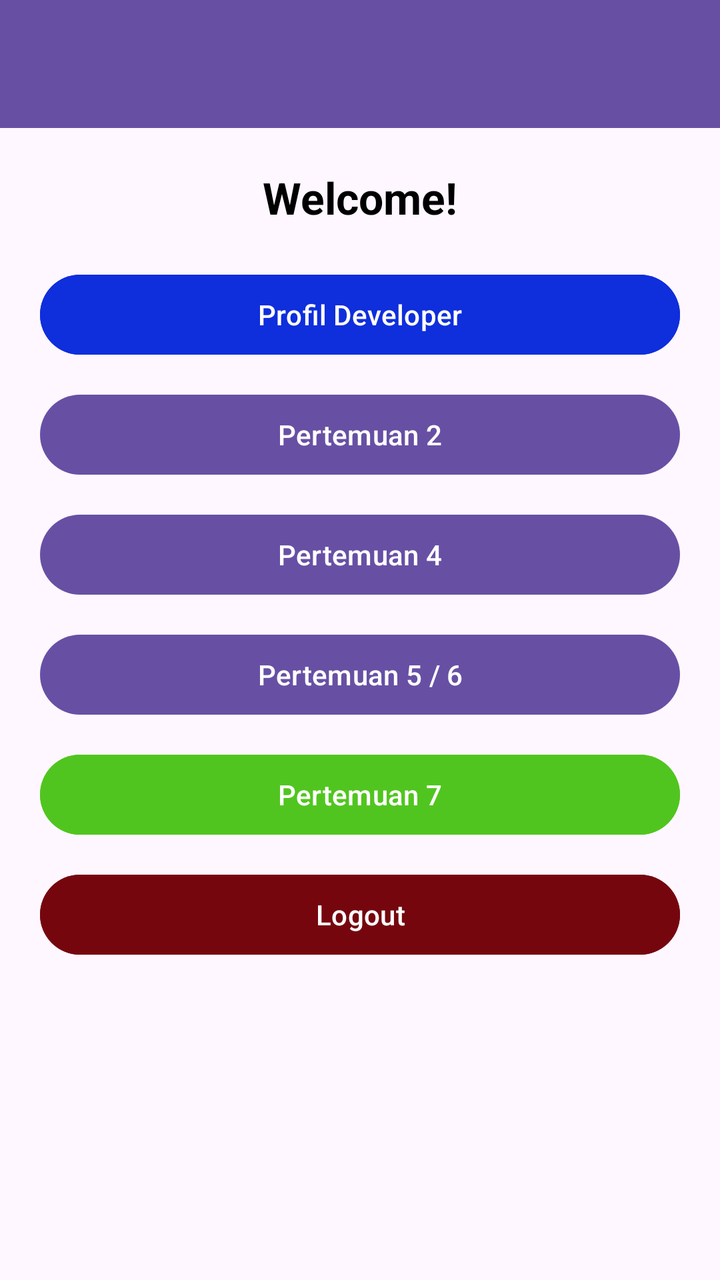
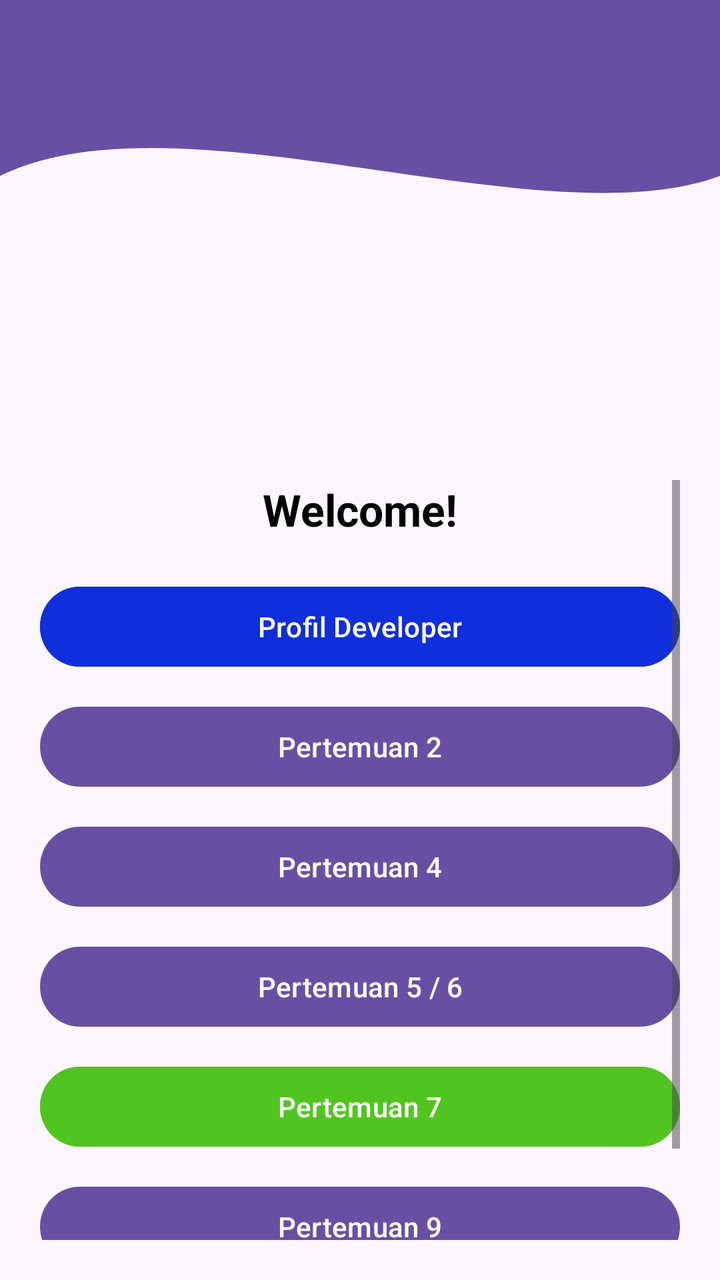

Screens rendered from an Android XML layout before and after an edit, with the pre-edit source and the edit as a unified diff.
<!-- AndroidManifest.xml: application theme Theme.Pertemuan3 -->
<!-- res/layout/fragment_home.xml -->
<?xml version="1.0" encoding="utf-8"?>
<androidx.constraintlayout.widget.ConstraintLayout xmlns:android="http://schemas.android.com/apk/res/android"
    xmlns:app="http://schemas.android.com/apk/res-auto"
    xmlns:tools="http://schemas.android.com/tools"
    android:layout_width="match_parent"
    android:layout_height="match_parent"
    tools:context=".Home.HomeFragment">

    
    <androidx.appcompat.widget.Toolbar
        android:id="@+id/toolbar"
        android:layout_width="match_parent"
        android:layout_height="?attr/actionBarSize"
        android:background="?attr/colorPrimary"
        app:layout_constraintEnd_toEndOf="parent"
        app:layout_constraintStart_toStartOf="parent"
        app:layout_constraintTop_toTopOf="parent"
        app:titleTextColor="@android:color/white" />

    <ScrollView
        android:layout_width="match_parent"
        android:layout_height="0dp"
        android:padding="20dp"
        app:layout_constraintTop_toBottomOf="@+id/toolbar"
        app:layout_constraintBottom_toBottomOf="parent">

        <LinearLayout
            android:layout_width="match_parent"
            android:layout_height="wrap_content"
            android:orientation="vertical"
            android:gravity="center_horizontal">

            <TextView
                android:id="@+id/tvWelcomeUser"
                android:layout_width="wrap_content"
                android:layout_height="wrap_content"
                android:text="Welcome!"
                android:textSize="22sp"
                android:textStyle="bold"
                android:textColor="@color/black"
                android:layout_marginBottom="20dp" />

            <Button
                android:id="@+id/btnToProfile"
                android:layout_width="match_parent"
                android:layout_height="wrap_content"
                android:layout_marginBottom="12dp"
                android:text="Profil Developer"
                android:backgroundTint="@color/biru" />

            <Button
                android:id="@+id/btnToSecond"
                android:layout_width="match_parent"
                android:layout_height="wrap_content"
                android:layout_marginBottom="12dp"
                android:text="Pertemuan 2" />

            <Button
                android:id="@+id/btnToFourth"
                android:layout_width="match_parent"
                android:layout_height="wrap_content"
                android:layout_marginBottom="12dp"
                android:text="Pertemuan 4" />

            <Button
                android:id="@+id/btnToFifth"
                android:layout_width="match_parent"
                android:layout_height="wrap_content"
                android:layout_marginBottom="12dp"
                android:text="Pertemuan 5 / 6" />

            <Button
                android:id="@+id/btnToSeven"
                android:layout_width="match_parent"
                android:layout_height="wrap_content"
                android:layout_marginBottom="12dp"
                android:text="Pertemuan 7"
                android:backgroundTint="@color/hijau" />

            <Button
                android:id="@+id/btnLogout"
                android:layout_width="match_parent"
                android:layout_height="wrap_content"
                android:text="Logout"
                android:backgroundTint="@color/merah_tua" />

        </LinearLayout>
    </ScrollView>

</androidx.constraintlayout.widget.ConstraintLayout>
<!-- resources referenced by this layout -->
<resources>
  <color name="biru">#0F2EDC</color>
  <color name="black">#FF000000</color>
  <color name="hijau">#51C51F</color>
  <color name="merah_tua">#76060E</color>
  <style name="Theme.Pertemuan3" parent="Base.Theme.Pertemuan3" />
  <style name="Base.Theme.Pertemuan3" parent="Theme.Material3.DayNight.NoActionBar">
          
          
      </style>
</resources>

<!-- the commit's change to res/layout/fragment_home.xml (unified diff, before → after) -->
@@ -7,22 +7,36 @@
     tools:context=".Home.HomeFragment">
 
     
+    <ImageView
+        android:id="@+id/background_header"
+        android:layout_width="0dp"
+        android:layout_height="220dp"
+        android:contentDescription="@null"
+        android:scaleType="fitXY"
+        android:src="@drawable/bg_header_wave"
+        app:layout_constraintStart_toStartOf="parent"
+        app:layout_constraintEnd_toEndOf="parent"
+        app:layout_constraintTop_toTopOf="parent" />
+
+    
     <androidx.appcompat.widget.Toolbar
         android:id="@+id/toolbar"
-        android:layout_width="match_parent"
+        android:layout_width="0dp"
         android:layout_height="?attr/actionBarSize"
-        android:background="?attr/colorPrimary"
-        app:layout_constraintEnd_toEndOf="parent"
+        android:background="@android:color/transparent"
+        app:titleTextColor="@android:color/white"
+        app:layout_constraintTop_toTopOf="parent"
         app:layout_constraintStart_toStartOf="parent"
-        app:layout_constraintTop_toTopOf="parent"
-        app:titleTextColor="@android:color/white" />
+        app:layout_constraintEnd_toEndOf="parent" />
 
     <ScrollView
-        android:layout_width="match_parent"
+        android:layout_width="0dp"
         android:layout_height="0dp"
         android:padding="20dp"
-        app:layout_constraintTop_toBottomOf="@+id/toolbar"
-        app:layout_constraintBottom_toBottomOf="parent">
+        app:layout_constraintTop_toBottomOf="@id/background_header"
+        app:layout_constraintBottom_toBottomOf="parent"
+        app:layout_constraintStart_toStartOf="parent"
+        app:layout_constraintEnd_toEndOf="parent">
 
         <LinearLayout
             android:layout_width="match_parent"
@@ -34,19 +48,19 @@
                 android:id="@+id/tvWelcomeUser"
                 android:layout_width="wrap_content"
                 android:layout_height="wrap_content"
+                android:layout_marginBottom="20dp"
                 android:text="Welcome!"
+                android:textColor="@color/black"
                 android:textSize="22sp"
-                android:textStyle="bold"
-                android:textColor="@color/black"
-                android:layout_marginBottom="20dp" />
+                android:textStyle="bold" />
 
             <Button
                 android:id="@+id/btnToProfile"
                 android:layout_width="match_parent"
                 android:layout_height="wrap_content"
                 android:layout_marginBottom="12dp"
-                android:text="Profil Developer"
-                android:backgroundTint="@color/biru" />
+                android:backgroundTint="@color/biru"
+                android:text="Profil Developer" />
 
             <Button
                 android:id="@+id/btnToSecond"
@@ -74,15 +88,22 @@
                 android:layout_width="match_parent"
                 android:layout_height="wrap_content"
                 android:layout_marginBottom="12dp"
-                android:text="Pertemuan 7"
-                android:backgroundTint="@color/hijau" />
+                android:backgroundTint="@color/hijau"
+                android:text="Pertemuan 7" />
+
+            <Button
+                android:id="@+id/btnPertemuan9"
+                android:layout_width="match_parent"
+                android:layout_height="wrap_content"
+                android:layout_marginBottom="12dp"
+                android:text="Pertemuan 9" />
 
             <Button
                 android:id="@+id/btnLogout"
                 android:layout_width="match_parent"
                 android:layout_height="wrap_content"
-                android:text="Logout"
-                android:backgroundTint="@color/merah_tua" />
+                android:backgroundTint="@color/merah_tua"
+                android:text="Logout" />
 
         </LinearLayout>
     </ScrollView>
<!-- resource entries referenced after the edit -->
@@ -4,6 +4,18 @@
   <color name="black">#FF000000</color>
   <color name="hijau">#51C51F</color>
   <color name="merah_tua">#76060E</color>
+  <!-- drawable bg_header_wave (drawable) -->
+  <?xml version="1.0" encoding="utf-8"?>
+  <vector xmlns:android="http://schemas.android.com/apk/res/android"
+      android:width="100dp"
+      android:height="100dp"
+      android:viewportWidth="100"
+      android:viewportHeight="100">
+  
+      <path
+          android:fillColor="#6750A4"
+          android:pathData="M0,0 L100,0 L100,40 C75,55 25,20 0,40 Z" />
+  </vector>
   <style name="Theme.Pertemuan3" parent="Base.Theme.Pertemuan3" />
   <style name="Base.Theme.Pertemuan3" parent="Theme.Material3.DayNight.NoActionBar">
           
